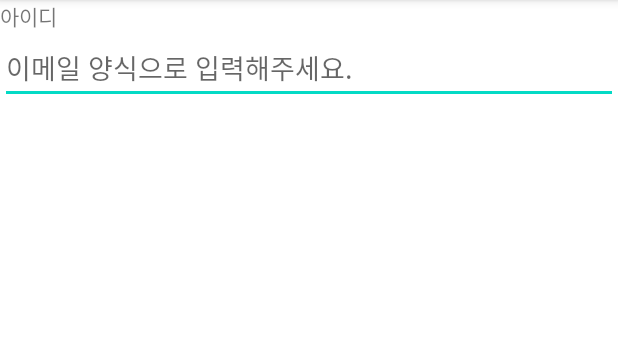
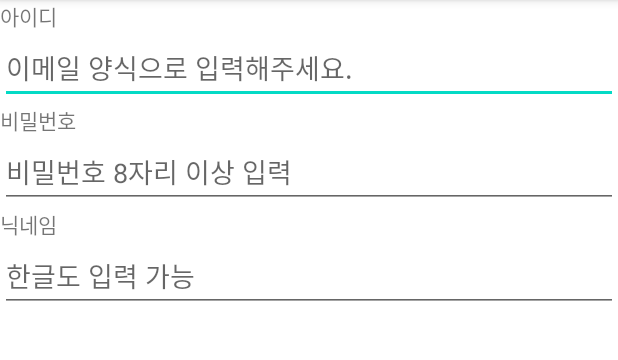
Before and after one commit to cho881020/SignUpUI_20210824, an Android app: the screen it shows after launch (MainActivity), on a phone screen of 412 x 824 dp, the part 84-444 px from its top. Run offline under Robolectric (Android 15) with nearby library versions, the phone set to English and light mode, and no system bars.

Commit message:
비밀번호 / 닉네임 입력칸 추가  - inputType : 패스워드  - singleLine -> true : 한줄만 입력

```diff
--- a/app/src/main/res/layout/activity_main.xml
+++ b/app/src/main/res/layout/activity_main.xml
@@ -18,5 +18,26 @@
         android:inputType="textEmailAddress"
         android:hint="이메일 양식으로 입력해주세요."/>
 
+    <TextView
+        android:layout_width="wrap_content"
+        android:layout_height="wrap_content"
+        android:text="비밀번호" />
+
+    <EditText
+        android:layout_width="match_parent"
+        android:layout_height="wrap_content"
+        android:inputType="textPassword"
+        android:hint="비밀번호 8자리 이상 입력" />
+
+    <TextView
+        android:layout_width="wrap_content"
+        android:layout_height="wrap_content"
+        android:text="닉네임" />
+
+    <EditText
+        android:layout_width="match_parent"
+        android:layout_height="wrap_content"
+        android:singleLine="true"
+        android:hint="한글도 입력 가능" />
 
 </LinearLayout>
```
